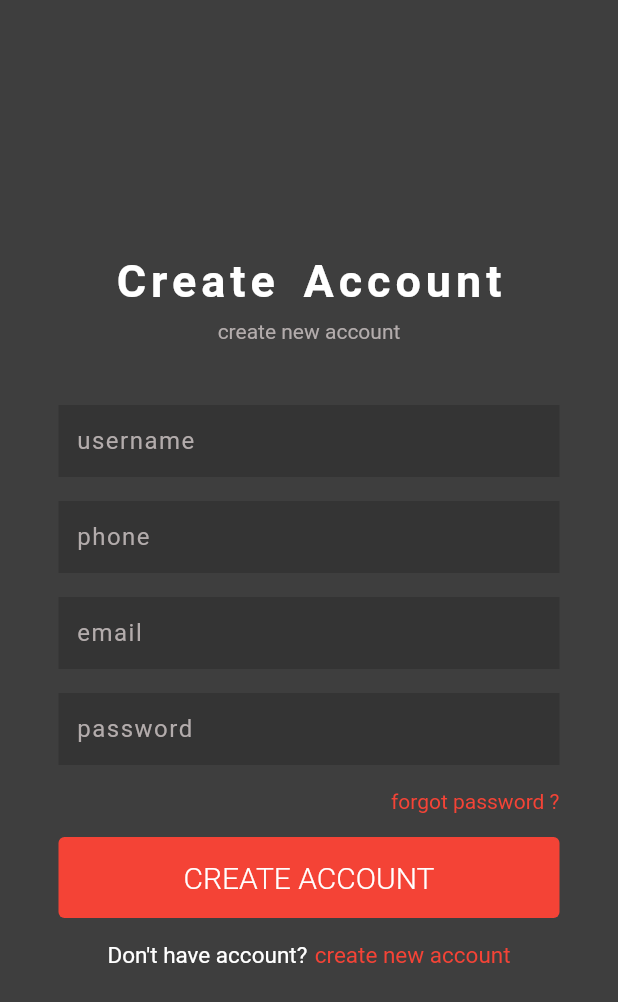
After one commit to HossamTuwano/e-commerce-flutter, a Flutter app: the screen it shows after launch, after a tap on "create new account", on a phone screen of 412 x 824 dp. The commit adds this screen. Shown: the top 1002 px of the screen. Run offline on Flutter 3.47's test engine with Material 2 defaults, Android fonts, the phone set to English and light mode, and no system bars.

Commit message:
implemented register page

```diff
--- a/lib/App.dart
+++ b/lib/App.dart
@@ -2,7 +2,7 @@ import 'package:e_commerce_qlicue/pages/home.dart';
 import 'package:flutter/material.dart';
 import 'pages/product_details.dart';
 import 'pages/login.dart';
-import 'package:provider/provider.dart';
+import 'pages/register.dart';
 
 class App extends StatelessWidget {
   const App({Key? key}) : super(key: key);
@@ -15,7 +15,8 @@ class App extends StatelessWidget {
       home: const Login(),
       routes: {
         "/product_details": (context) => const ProductDetails(),
-        "/home": (context) => const Home()
+        "/home": (context) => const Home(),
+        "/register": (context) => const Register()
       },
     );
   }
--- a/lib/pages/login.dart
+++ b/lib/pages/login.dart
@@ -38,7 +38,7 @@ class _LoginState extends State<Login> {
               ),
             ),
             Container(
-              margin: const EdgeInsets.only(top: 50),
+              margin: const EdgeInsets.only(top: 25),
               width: 350,
               child: Form(
                   child: Column(
@@ -101,7 +101,30 @@ class _LoginState extends State<Login> {
                           },
                           buttonText: 'Login',
                           btnColor: Colors.red,
-                          isCart: false))
+                          isCart: false)),
+                  Padding(
+                    padding: const EdgeInsets.all(8.0),
+                    child: Row(
+                      mainAxisSize: MainAxisSize.max,
+                      mainAxisAlignment: MainAxisAlignment.center,
+                      children: [
+                        const Text(
+                          'Don\'t have account?',
+                          style: TextStyle(color: Colors.white, fontSize: 15.0),
+                        ),
+                        const SizedBox(width: 5.0),
+                        InkWell(
+                          onTap: () {
+                            Navigator.of(context).pushNamed('/register');
+                          },
+                          child: const Text(
+                            'create new account',
+                            style: TextStyle(color: Colors.red, fontSize: 15.0),
+                          ),
+                        )
+                      ],
+                    ),
+                  )
                 ],
               )),
             )
--- /dev/null
+++ b/lib/pages/register.dart
@@ -0,0 +1,181 @@
+import 'package:flutter/material.dart';
+import '../widgets/button.dart';
+import 'package:provider/provider.dart';
+import '../providers/auth_provider.dart';
+
+class Register extends StatefulWidget {
+  const Register({Key? key}) : super(key: key);
+
+  @override
+  State<Register> createState() => _RegisterState();
+}
+
+class _RegisterState extends State<Register> {
+  final _usernameController = TextEditingController();
+  final _phoneController = TextEditingController();
+  final _emailController = TextEditingController();
+  final _passwordController = TextEditingController();
+  @override
+  Widget build(BuildContext context) {
+    UserProvider userProvider = Provider.of<UserProvider>(context);
+    return Scaffold(
+      backgroundColor: const Color.fromRGBO(62, 62, 62, 1),
+      body: SafeArea(
+        child: Center(
+          child: SingleChildScrollView(
+            child:
+                Column(mainAxisAlignment: MainAxisAlignment.center, children: [
+              const Text(
+                'Create Account',
+                style: TextStyle(
+                    color: Colors.white,
+                    fontSize: 30,
+                    wordSpacing: 5,
+                    letterSpacing: 3.3,
+                    fontWeight: FontWeight.bold),
+              ),
+              const Padding(
+                padding: EdgeInsets.all(8.0),
+                child: Text(
+                  'create new account',
+                  style: TextStyle(color: Color.fromARGB(255, 179, 172, 172)),
+                ),
+              ),
+              Container(
+                margin: const EdgeInsets.only(top: 25),
+                width: 350,
+                child: Form(
+                    child: Column(
+                  children: [
+                    Padding(
+                      padding: const EdgeInsets.all(8.0),
+                      child: TextFormField(
+                        controller: _usernameController,
+                        textInputAction: TextInputAction.next,
+                        style: const TextStyle(
+                            color: Color.fromARGB(255, 179, 172, 172)),
+                        decoration: const InputDecoration(
+                            hintText: 'username',
+                            hintStyle: TextStyle(
+                                letterSpacing: 1.0,
+                                color: Color.fromARGB(255, 179, 172, 172)),
+                            fillColor: Color.fromRGBO(52, 52, 52, 1),
+                            filled: true,
+                            border: InputBorder.none),
+                      ),
+                    ),
+                    Padding(
+                      padding: const EdgeInsets.all(8.0),
+                      child: TextFormField(
+                        controller: _phoneController,
+                        textInputAction: TextInputAction.next,
+                        style: const TextStyle(
+                            color: Color.fromARGB(255, 179, 172, 172)),
+                        decoration: const InputDecoration(
+                            hintText: 'phone ',
+                            hintStyle: TextStyle(
+                                letterSpacing: 1.0,
+                                color: Color.fromARGB(255, 179, 172, 172)),
+                            fillColor: Color.fromRGBO(52, 52, 52, 1),
+                            filled: true,
+                            border: InputBorder.none),
+                      ),
+                    ),
+                    Padding(
+                      padding: const EdgeInsets.all(8.0),
+                      child: TextFormField(
+                        controller: _emailController,
+                        textInputAction: TextInputAction.next,
+                        style: const TextStyle(
+                            color: Color.fromARGB(255, 179, 172, 172)),
+                        decoration: const InputDecoration(
+                            hintText: 'email',
+                            hintStyle: TextStyle(
+                                letterSpacing: 1.0,
+                                color: Color.fromARGB(255, 179, 172, 172)),
+                            fillColor: Color.fromRGBO(52, 52, 52, 1),
+                            filled: true,
+                            border: InputBorder.none),
+                      ),
+                    ),
+                    Padding(
+                      padding: const EdgeInsets.all(8.0),
+                      child: TextFormField(
+                          onEditingComplete: () {
+                            userProvider.login(
+                                email: _emailController.text,
+                                password: _emailController.text);
+                          },
+                          controller: _passwordController,
+                          textInputAction: TextInputAction.send,
+                          style: const TextStyle(
+                              color: Color.fromARGB(255, 179, 172, 172)),
+                          decoration: const InputDecoration(
+                            hintText: 'password',
+                            hintStyle: TextStyle(
+                                letterSpacing: 1.0,
+                                color: Color.fromARGB(255, 179, 172, 172)),
+                            fillColor: Color.fromRGBO(52, 52, 52, 1),
+                            filled: true,
+                            border: InputBorder.none,
+                          )),
+                    ),
+                    Padding(
+                      padding: const EdgeInsets.all(8.0),
+                      child: Row(
+                        mainAxisAlignment: MainAxisAlignment.end,
+                        children: const [
+                          Text(
+                            'forgot password ?',
+                            style: TextStyle(color: Colors.red),
+                          )
+                        ],
+                      ),
+                    ),
+                    Padding(
+                        padding: const EdgeInsets.all(8.0),
+                        child: CartButton(
+                            addCart: () {
+                              Navigator.of(context).pushNamed('/home');
+                              userProvider.login(
+                                  email: _emailController.text,
+                                  password: _passwordController.text);
+                            },
+                            buttonText: 'Create account',
+                            btnColor: Colors.red,
+                            isCart: false)),
+                    Padding(
+                      padding: const EdgeInsets.all(8.0),
+                      child: Row(
+                        mainAxisSize: MainAxisSize.max,
+                        mainAxisAlignment: MainAxisAlignment.center,
+                        children: [
+                          const Text(
+                            'Don\'t have account?',
+                            style:
+                                TextStyle(color: Colors.white, fontSize: 15.0),
+                          ),
+                          const SizedBox(width: 5.0),
+                          InkWell(
+                            onTap: () {
+                              Navigator.of(context).pushNamed('/register');
+                            },
+                            child: const Text(
+                              'create new account',
+                              style:
+                                  TextStyle(color: Colors.red, fontSize: 15.0),
+                            ),
+                          )
+                        ],
+                      ),
+                    )
+                  ],
+                )),
+              )
+            ]),
+          ),
+        ),
+      ),
+    );
+  }
+}
```
